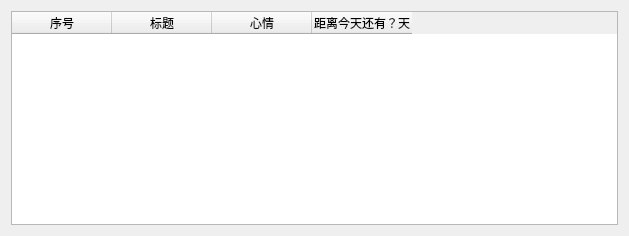
Arthur381/QTproject, file realProgect/countdowndaysmc.ui: the form before one commit.
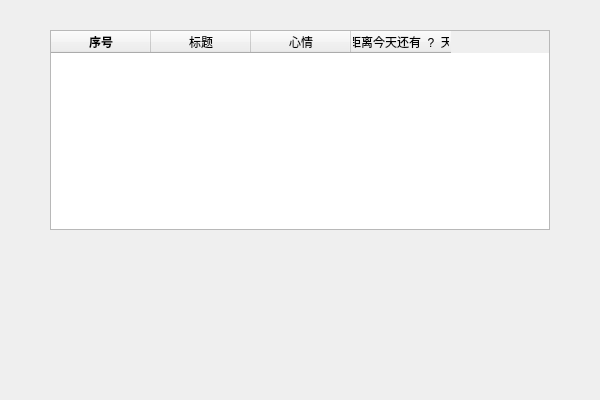
The form after the commit. Icons and pictures are not drawn.

Diff of the .ui file:
```diff
--- a/realProgect/countdowndaysmc.ui
+++ b/realProgect/countdowndaysmc.ui
@@ -6,10 +6,22 @@
    <rect>
     <x>0</x>
     <y>0</y>
-    <width>619</width>
-    <height>236</height>
+    <width>600</width>
+    <height>400</height>
    </rect>
   </property>
+  <property name="minimumSize">
+   <size>
+    <width>600</width>
+    <height>400</height>
+   </size>
+  </property>
+  <property name="maximumSize">
+   <size>
+    <width>600</width>
+    <height>400</height>
+   </size>
+  </property>
   <property name="windowTitle">
    <string>倒数日</string>
   </property>
@@ -17,15 +29,39 @@
    <iconset>
     <normaloff>image/cal_ico.jpg</normaloff>image/cal_ico.jpg</iconset>
   </property>
-  <layout class="QHBoxLayout" name="horizontalLayout">
-   <item>
     <widget class="QTableWidget" name="tableWidget">
+   <property name="geometry">
+    <rect>
+     <x>50</x>
+     <y>30</y>
+     <width>500</width>
+     <height>200</height>
+    </rect>
+   </property>
      <property name="minimumSize">
       <size>
-       <width>607</width>
-       <height>0</height>
-      </size>
-     </property>
+     <width>500</width>
+     <height>200</height>
+    </size>
+   </property>
+   <property name="maximumSize">
+    <size>
+     <width>500</width>
+     <height>200</height>
+    </size>
+   </property>
+   <attribute name="horizontalHeaderMinimumSectionSize">
+    <number>100</number>
+   </attribute>
+   <attribute name="horizontalHeaderDefaultSectionSize">
+    <number>100</number>
+   </attribute>
+   <attribute name="horizontalHeaderHighlightSections">
+    <bool>true</bool>
+   </attribute>
+   <attribute name="horizontalHeaderShowSortIndicator" stdset="0">
+    <bool>true</bool>
+   </attribute>
      <attribute name="verticalHeaderVisible">
       <bool>false</bool>
      </attribute>
@@ -33,6 +69,32 @@
       <property name="text">
        <string>序号</string>
       </property>
+    <property name="toolTip">
+     <string notr="true"/>
+    </property>
+    <property name="font">
+     <font>
+      <pointsize>9</pointsize>
+      <bold>true</bold>
+      <stylestrategy>PreferDefault</stylestrategy>
+     </font>
+    </property>
+    <property name="background">
+     <color>
+      <red>85</red>
+      <green>170</green>
+      <blue>0</blue>
+     </color>
+    </property>
+    <property name="foreground">
+     <brush brushstyle="NoBrush">
+      <color alpha="255">
+       <red>0</red>
+       <green>0</green>
+       <blue>0</blue>
+      </color>
+     </brush>
+    </property>
      </column>
      <column>
       <property name="text">
@@ -46,12 +108,10 @@
      </column>
      <column>
       <property name="text">
-       <string>距离今天还有？天</string>
+     <string>距离今天还有  ?  天</string>
       </property>
      </column>
     </widget>
-   </item>
-  </layout>
  </widget>
  <resources/>
  <connections/>
```
Lines whose indentation alone changed are shown as unchanged.
